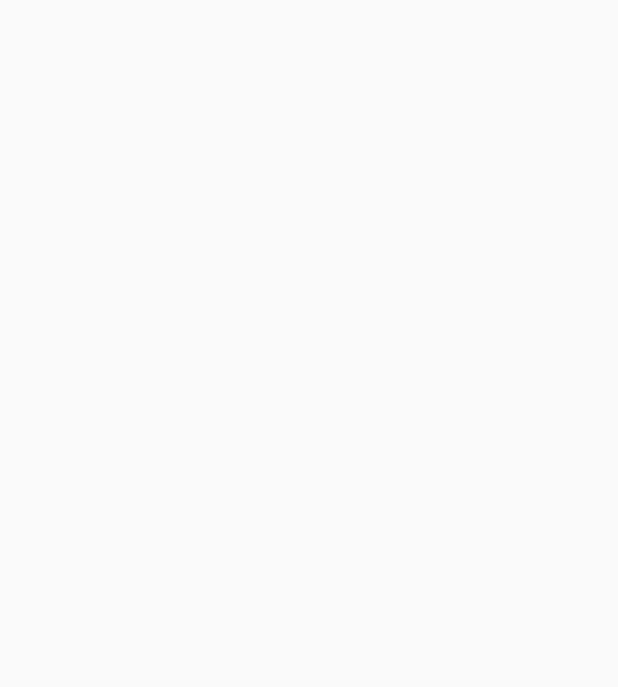
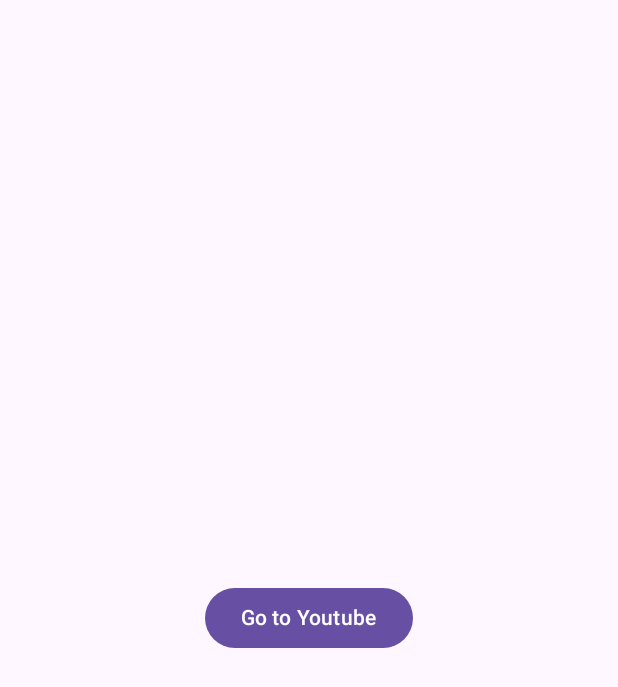
Before and after one commit to aurelialuszcz/MDApp, an Android app built with Jetpack Compose: the ThirdWindow screen opened directly, with no data from a screen before it, on a phone screen of 412 x 824 dp. Before the commit the part shown is empty. Shown: the top 687 px of the screen. Run offline under Robolectric (Android 15) with nearby library versions, the phone set to English and light mode, and no system bars.

Commit message:
third window to link to youtube

```diff
--- a/app/src/main/java/com/example/assignmentmain/MainActivity.kt
+++ b/app/src/main/java/com/example/assignmentmain/MainActivity.kt
@@ -30,6 +30,9 @@ class MainActivity : ComponentActivity() {
                     Button(onClick = { startActivity(createIntentSecondWindow()) }) {
                         Text("Upload your recipe here!", color = Color.LightGray)
                     }
+                    Button(onClick = { startActivity(createIntentThirddWindow())}) {
+                        Text("Look for similar recipes!", color = Color.LightGray)
+                    }
                 }
             }
         }
--- a/app/src/main/java/com/example/assignmentmain/ThirdWindow.kt
+++ b/app/src/main/java/com/example/assignmentmain/ThirdWindow.kt
@@ -1,22 +1,43 @@
 package com.example.assignmentmain
 
+import android.content.ActivityNotFoundException
+import android.content.Intent
 import android.os.Bundle
 import androidx.activity.ComponentActivity
 import androidx.activity.compose.setContent
+import androidx.compose.foundation.layout.Arrangement
+import androidx.compose.foundation.layout.Column
 import androidx.compose.foundation.layout.fillMaxSize
-import androidx.compose.material3.MaterialTheme
+import androidx.compose.material3.Button
 import androidx.compose.material3.Surface
 import androidx.compose.material3.Text
-import androidx.compose.runtime.Composable
+import androidx.compose.ui.Alignment
 import androidx.compose.ui.Modifier
-import androidx.compose.ui.tooling.preview.Preview
-import com.example.assignmentmain.ui.theme.AssignmentMainTheme
 
 class ThirdWindow : ComponentActivity() {
     override fun onCreate(savedInstanceState: Bundle?) {
         super.onCreate(savedInstanceState)
         setContent {
-
+            Surface(modifier = Modifier.fillMaxSize()) {
+                Column(
+                    verticalArrangement = Arrangement.Center,
+                    horizontalAlignment = Alignment.CenterHorizontally
+                ){
+                    Button(onClick = {
+                        Intent(Intent.ACTION_MAIN).also {
+                            it.`package` = "com.google.android.youtube"
+                            try {
+                                startActivity(it)
+                            } catch (e: ActivityNotFoundException) {
+                                e.printStackTrace()
+                            }
+                        }
+                    })
+                    {
+                        Text("Go to Youtube")
+                    }
+                }
+            }
             }
         }
     }
```
